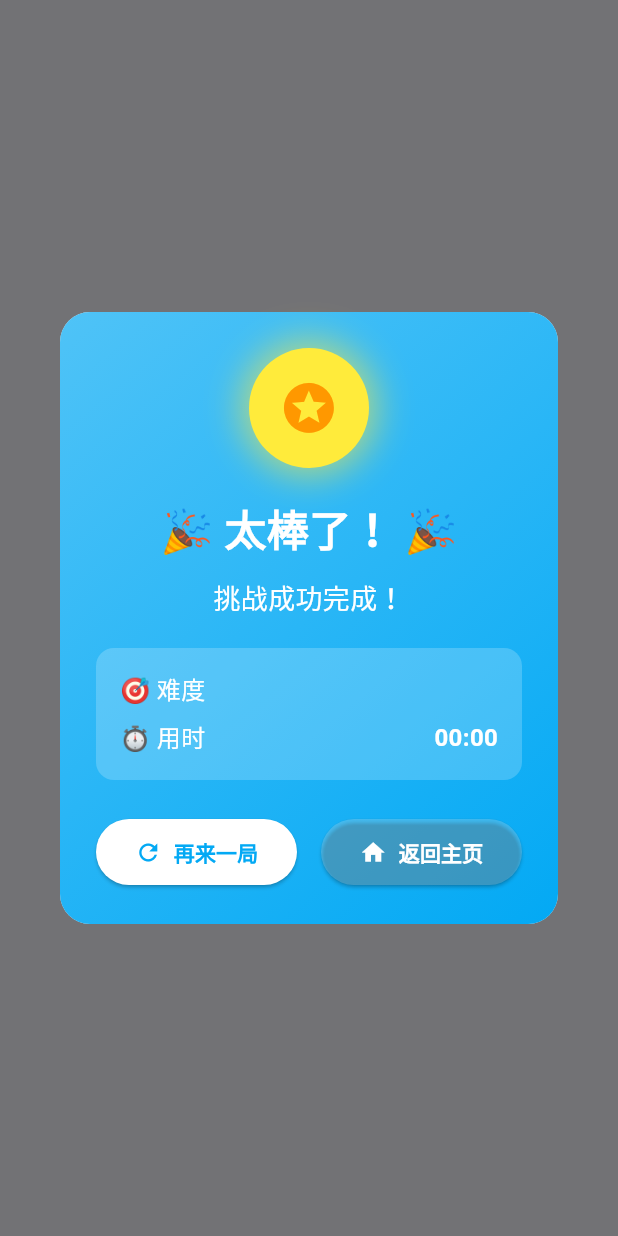
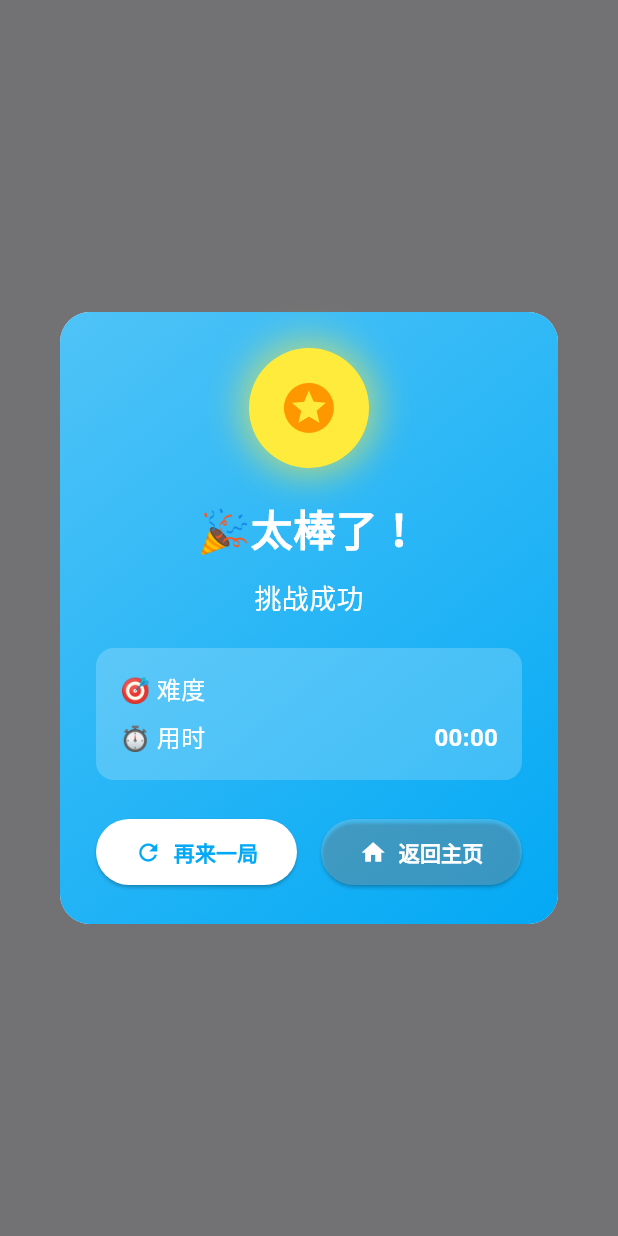
Before and after one commit to jinjiazhang/sudoku, a Flutter app: what show() shows on an empty page, opened directly with empty values, on a phone screen of 412 x 824 dp. Run offline on Flutter 3.47's test engine with Material 3 defaults, Android fonts, the phone set to English and light mode, and no system bars.

Commit message:
complete dialog

```diff
--- a/lib/dialogs/complete_dialog.dart
+++ b/lib/dialogs/complete_dialog.dart
@@ -68,7 +68,7 @@ class GameCompleteDialog {
 
                 // 庆祝文字
                 const Text(
-                  '🎉 太棒了！ 🎉',
+                  '🎉太棒了！',
                   style: TextStyle(
                     fontSize: 28,
                     fontWeight: FontWeight.bold,
@@ -79,7 +79,7 @@ class GameCompleteDialog {
                 const SizedBox(height: 12),
 
                 const Text(
-                  '挑战成功完成！',
+                  '挑战成功',
                   style: TextStyle(
                     fontSize: 18,
                     color: Colors.white,
```
